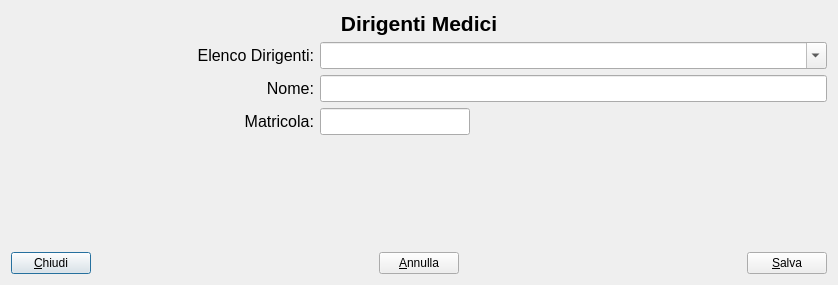
Before: the Qt Designer form manageemployee.ui in gcala/GestioneCompetenzeMedici, drawn with Qt 5.
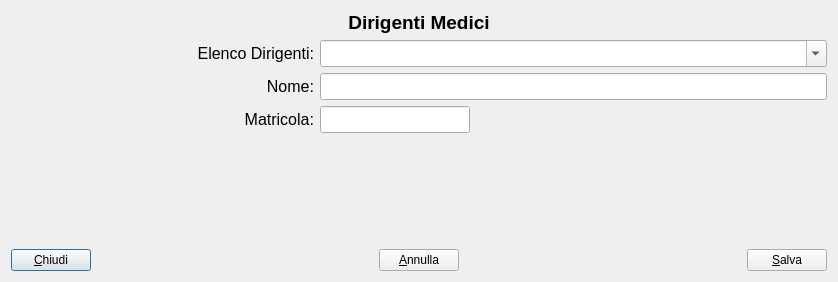
After: the same form once the commit is applied. Icons and pictures are not drawn. Custom widgets are drawn as their Qt base class.

```diff
--- a/manageemployee.ui
+++ b/manageemployee.ui
@@ -7,7 +7,7 @@
     <x>0</x>
     <y>0</y>
     <width>838</width>
-    <height>285</height>
+    <height>282</height>
    </rect>
   </property>
   <property name="windowTitle">
@@ -18,7 +18,7 @@
     <widget class="QLabel" name="label">
      <property name="font">
       <font>
-       <pointsize>16</pointsize>
+       <pointsize>14</pointsize>
        <weight>75</weight>
        <bold>true</bold>
       </font>
```
